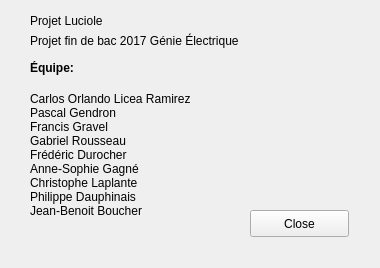
Old version of the form UI/aboutus.ui in the repository pgTech123/Luciole.
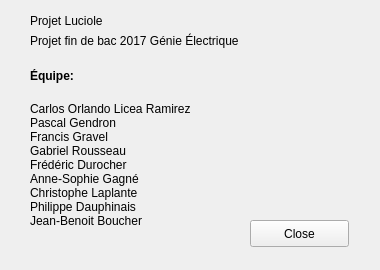
New version of the form. Icons and pictures are not drawn.

The edit to the form file:
```diff
--- a/UI/aboutus.ui
+++ b/UI/aboutus.ui
@@ -7,7 +7,7 @@
     <x>0</x>
     <y>0</y>
     <width>380</width>
-    <height>268</height>
+    <height>270</height>
    </rect>
   </property>
   <property name="sizePolicy">
@@ -55,7 +55,7 @@
    <property name="geometry">
     <rect>
      <x>250</x>
-     <y>210</y>
+     <y>220</y>
      <width>99</width>
      <height>27</height>
     </rect>
@@ -68,7 +68,7 @@
    <property name="geometry">
     <rect>
      <x>250</x>
-     <y>60</y>
+     <y>80</y>
      <width>101</width>
      <height>101</height>
     </rect>
@@ -87,9 +87,9 @@
    <property name="geometry">
     <rect>
      <x>30</x>
-     <y>60</y>
+     <y>66</y>
      <width>67</width>
-     <height>17</height>
+     <height>21</height>
     </rect>
    </property>
    <property name="text">
@@ -100,7 +100,7 @@
    <property name="geometry">
     <rect>
      <x>30</x>
-     <y>80</y>
+     <y>90</y>
      <width>211</width>
      <height>151</height>
     </rect>
```
